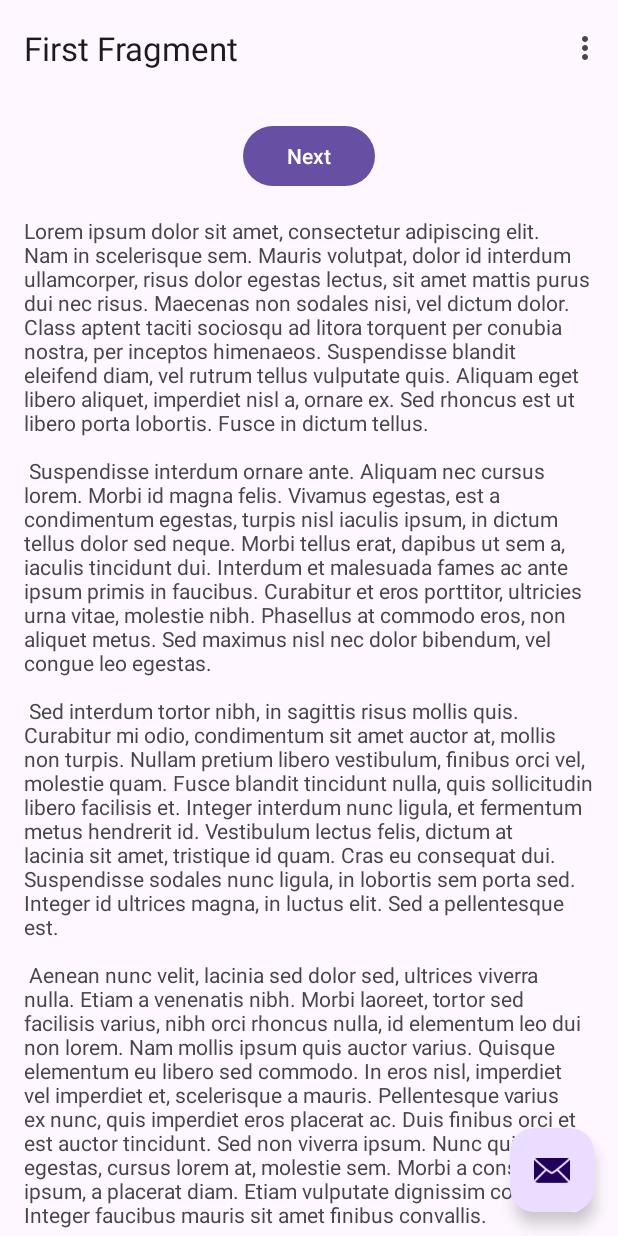
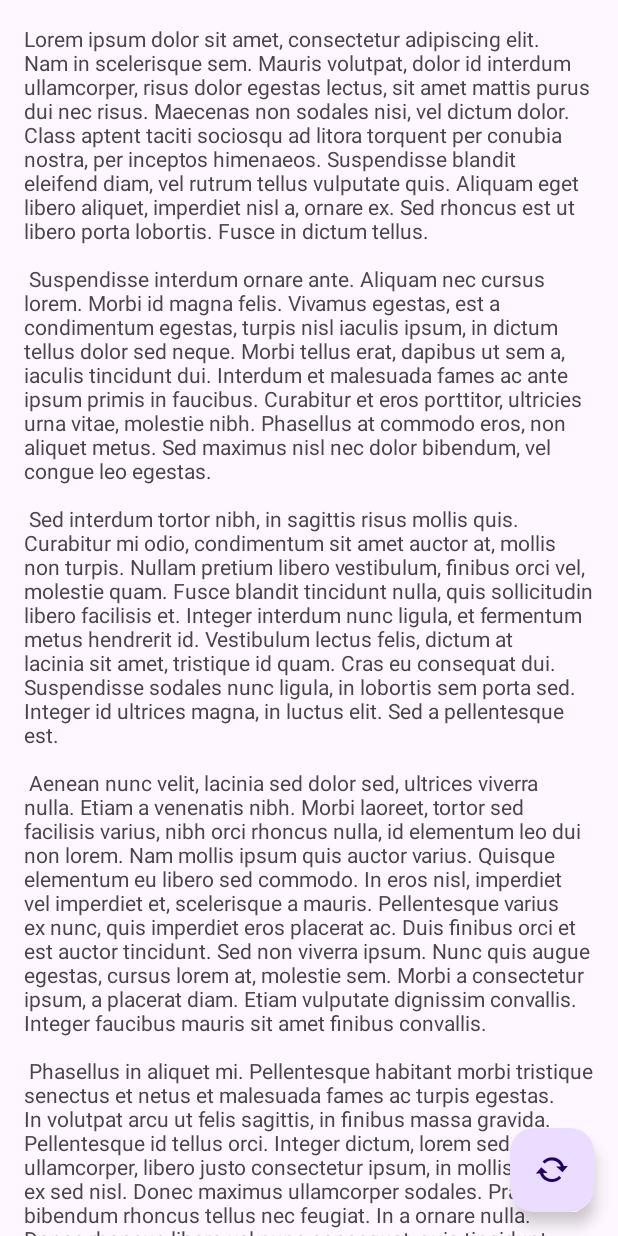
Before and after one commit to danya02/simple-ip-check-app, an Android app: the screen it shows after launch (MainActivity), on a phone screen of 412 x 824 dp. Run offline under Robolectric (Android 15) with nearby library versions, the phone set to English and light mode, and no system bars.

Commit message:
Deleting unneeded components

```diff
--- a/app/src/main/java/ru/danya02/simpleipcheck/FirstFragment.kt
+++ b/app/src/main/java/ru/danya02/simpleipcheck/FirstFragment.kt
@@ -5,7 +5,6 @@ import androidx.fragment.app.Fragment
 import android.view.LayoutInflater
 import android.view.View
 import android.view.ViewGroup
-import androidx.navigation.fragment.findNavController
 import ru.danya02.simpleipcheck.databinding.FragmentFirstBinding
 
 /**
@@ -31,10 +30,6 @@ class FirstFragment : Fragment() {
 
     override fun onViewCreated(view: View, savedInstanceState: Bundle?) {
         super.onViewCreated(view, savedInstanceState)
-
-        binding.buttonFirst.setOnClickListener {
-            findNavController().navigate(R.id.action_FirstFragment_to_SecondFragment)
-        }
     }
 
     override fun onDestroyView() {
--- a/app/src/main/java/ru/danya02/simpleipcheck/MainActivity.kt
+++ b/app/src/main/java/ru/danya02/simpleipcheck/MainActivity.kt
@@ -3,17 +3,12 @@ package ru.danya02.simpleipcheck
 import android.os.Bundle
 import com.google.android.material.snackbar.Snackbar
 import androidx.appcompat.app.AppCompatActivity
-import androidx.navigation.findNavController
-import androidx.navigation.ui.AppBarConfiguration
-import androidx.navigation.ui.navigateUp
-import androidx.navigation.ui.setupActionBarWithNavController
 import android.view.Menu
 import android.view.MenuItem
 import ru.danya02.simpleipcheck.databinding.ActivityMainBinding
 
 class MainActivity : AppCompatActivity() {
 
-    private lateinit var appBarConfiguration: AppBarConfiguration
     private lateinit var binding: ActivityMainBinding
 
     override fun onCreate(savedInstanceState: Bundle?) {
@@ -21,12 +16,6 @@ class MainActivity : AppCompatActivity() {
 
         binding = ActivityMainBinding.inflate(layoutInflater)
         setContentView(binding.root)
-
-        setSupportActionBar(binding.toolbar)
-
-        val navController = findNavController(R.id.nav_host_fragment_content_main)
-        appBarConfiguration = AppBarConfiguration(navController.graph)
-        setupActionBarWithNavController(navController, appBarConfiguration)
 
         binding.fab.setOnClickListener { view ->
             Snackbar.make(view, "Replace with your own action", Snackbar.LENGTH_LONG)
@@ -37,7 +26,6 @@ class MainActivity : AppCompatActivity() {
 
     override fun onCreateOptionsMenu(menu: Menu): Boolean {
         // Inflate the menu; this adds items to the action bar if it is present.
-        menuInflater.inflate(R.menu.menu_main, menu)
         return true
     }
 
@@ -46,14 +34,7 @@ class MainActivity : AppCompatActivity() {
         // automatically handle clicks on the Home/Up button, so long
         // as you specify a parent activity in AndroidManifest.xml.
         return when (item.itemId) {
-            R.id.action_settings -> true
             else -> super.onOptionsItemSelected(item)
         }
     }
-
-    override fun onSupportNavigateUp(): Boolean {
-        val navController = findNavController(R.id.nav_host_fragment_content_main)
-        return navController.navigateUp(appBarConfiguration)
-                || super.onSupportNavigateUp()
-    }
 }
--- a/app/src/main/res/layout/activity_main.xml
+++ b/app/src/main/res/layout/activity_main.xml
@@ -7,27 +7,20 @@
     android:fitsSystemWindows="true"
     tools:context=".MainActivity">
 
-    <com.google.android.material.appbar.AppBarLayout
-        android:layout_width="match_parent"
-        android:layout_height="wrap_content"
-        android:fitsSystemWindows="true">
-
-        <com.google.android.material.appbar.MaterialToolbar
-            android:id="@+id/toolbar"
-            android:layout_width="match_parent"
-            android:layout_height="?attr/actionBarSize" />
-
-    </com.google.android.material.appbar.AppBarLayout>
-
-    <include layout="@layout/content_main" />
-
     <com.google.android.material.floatingactionbutton.FloatingActionButton
         android:id="@+id/fab"
         android:layout_width="wrap_content"
         android:layout_height="wrap_content"
         android:layout_gravity="bottom|end"
+        android:contentDescription="@string/reload"
         android:layout_marginEnd="@dimen/fab_margin"
         android:layout_marginBottom="16dp"
-        app:srcCompat="@android:drawable/ic_dialog_email" />
+        app:srcCompat="@android:drawable/stat_notify_sync" />
+
+    <androidx.fragment.app.FragmentContainerView
+        android:id="@+id/fragmentContainerView"
+        android:name="ru.danya02.simpleipcheck.FirstFragment"
+        android:layout_width="wrap_content"
+        android:layout_height="wrap_content" />
 
 </androidx.coordinatorlayout.widget.CoordinatorLayout>
--- a/app/src/main/res/layout/content_main.xml
+++ /dev/null
@@ -1,19 +0,0 @@
-<?xml version="1.0" encoding="utf-8"?>
-<androidx.constraintlayout.widget.ConstraintLayout xmlns:android="http://schemas.android.com/apk/res/android"
-    xmlns:app="http://schemas.android.com/apk/res-auto"
-    android:layout_width="match_parent"
-    android:layout_height="match_parent"
-    app:layout_behavior="@string/appbar_scrolling_view_behavior">
-
-    <fragment
-        android:id="@+id/nav_host_fragment_content_main"
-        android:name="androidx.navigation.fragment.NavHostFragment"
-        android:layout_width="0dp"
-        android:layout_height="0dp"
-        app:defaultNavHost="true"
-        app:layout_constraintBottom_toBottomOf="parent"
-        app:layout_constraintEnd_toEndOf="parent"
-        app:layout_constraintStart_toStartOf="parent"
-        app:layout_constraintTop_toTopOf="parent"
-        app:navGraph="@navigation/nav_graph" />
-</androidx.constraintlayout.widget.ConstraintLayout>
--- a/app/src/main/res/layout/fragment_first.xml
+++ b/app/src/main/res/layout/fragment_first.xml
@@ -11,25 +11,13 @@
         android:layout_height="match_parent"
         android:padding="16dp">
 
-        <Button
-            android:id="@+id/button_first"
-            android:layout_width="wrap_content"
-            android:layout_height="wrap_content"
-            android:text="@string/next"
-            app:layout_constraintBottom_toTopOf="@id/textview_first"
-            app:layout_constraintEnd_toEndOf="parent"
-            app:layout_constraintStart_toStartOf="parent"
-            app:layout_constraintTop_toTopOf="parent" />
-
         <TextView
             android:id="@+id/textview_first"
             android:layout_width="wrap_content"
             android:layout_height="wrap_content"
-            android:layout_marginTop="16dp"
             android:text="@string/lorem_ipsum"
             app:layout_constraintBottom_toBottomOf="parent"
             app:layout_constraintEnd_toEndOf="parent"
-            app:layout_constraintStart_toStartOf="parent"
-            app:layout_constraintTop_toBottomOf="@id/button_first" />
+            app:layout_constraintStart_toStartOf="parent" />
     </androidx.constraintlayout.widget.ConstraintLayout>
 </androidx.core.widget.NestedScrollView>
--- a/app/src/main/res/menu/menu_main.xml
+++ /dev/null
@@ -1,10 +0,0 @@
-<menu xmlns:android="http://schemas.android.com/apk/res/android"
-    xmlns:app="http://schemas.android.com/apk/res-auto"
-    xmlns:tools="http://schemas.android.com/tools"
-    tools:context="ru.danya02.simpleipcheck.MainActivity">
-    <item
-        android:id="@+id/action_settings"
-        android:orderInCategory="100"
-        android:title="@string/action_settings"
-        app:showAsAction="never" />
-</menu>
--- a/app/src/main/res/navigation/nav_graph.xml
+++ b/app/src/main/res/navigation/nav_graph.xml
@@ -9,20 +9,5 @@
         android:id="@+id/FirstFragment"
         android:name="ru.danya02.simpleipcheck.FirstFragment"
         android:label="@string/first_fragment_label"
-        tools:layout="@layout/fragment_first">
-
-        <action
-            android:id="@+id/action_FirstFragment_to_SecondFragment"
-            app:destination="@id/SecondFragment" />
-    </fragment>
-    <fragment
-        android:id="@+id/SecondFragment"
-        android:name="ru.danya02.simpleipcheck.SecondFragment"
-        android:label="@string/second_fragment_label"
-        tools:layout="@layout/fragment_second">
-
-        <action
-            android:id="@+id/action_SecondFragment_to_FirstFragment"
-            app:destination="@id/FirstFragment" />
-    </fragment>
+        tools:layout="@layout/fragment_first"/>
 </navigation>
--- a/app/src/main/res/values/strings.xml
+++ b/app/src/main/res/values/strings.xml
@@ -43,4 +43,5 @@
         libero vel nunc consequat, quis tincidunt nisl eleifend. Cras bibendum enim a justo luctus
         vestibulum. Fusce dictum libero quis erat maximus, vitae volutpat diam dignissim.
     </string>
+    <string name="reload">Reload</string>
 </resources>
```
Also changed, not shown: app/build.gradle.kts (+9 -0 lines), app/src/main/java/ru/danya02/simpleipcheck/SecondFragment.kt (deleted, +0 -44 lines), app/src/main/res/layout/fragment_second.xml (deleted, +0 -35 lines).
